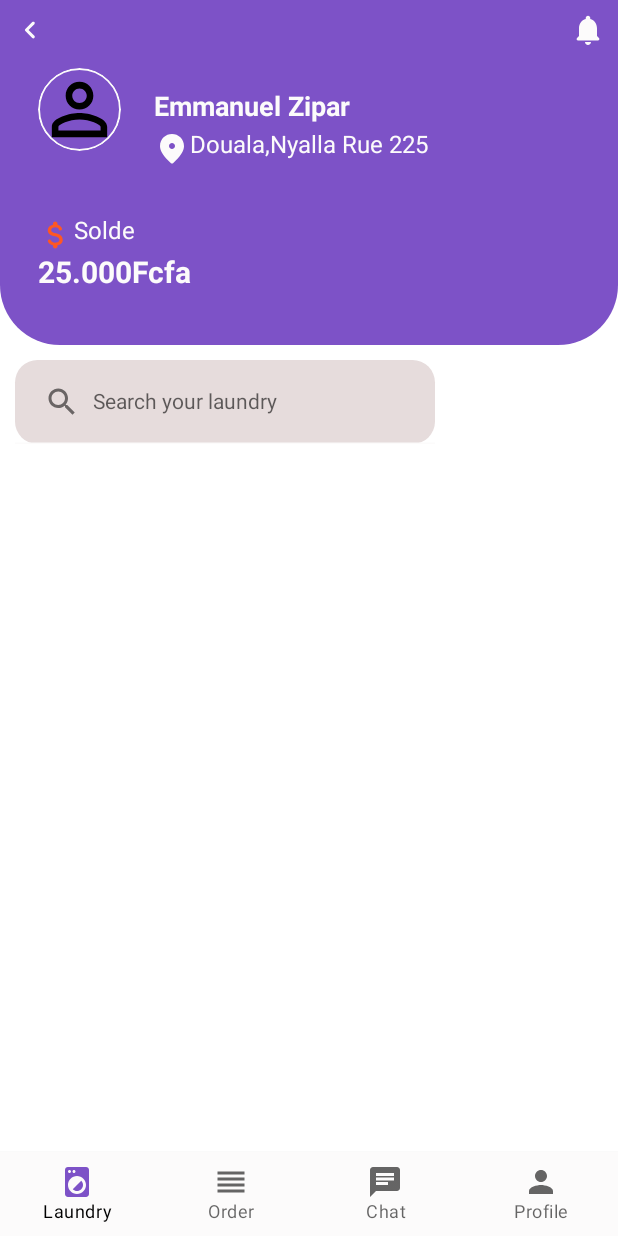
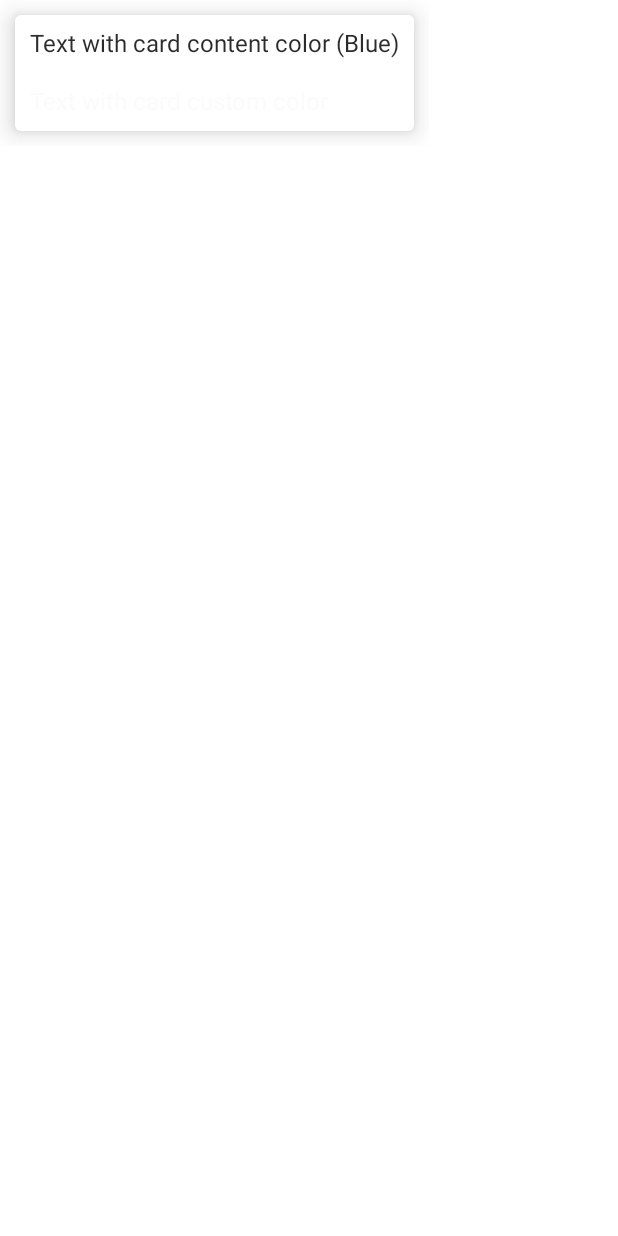
Before and after one commit to MouofoKayouDanela/OpenPressing, an Android app built with Jetpack Compose: the @Preview function Preview, on a phone screen of 412 x 824 dp. Run offline under Robolectric (Android 15) with nearby library versions, the phone set to English and light mode, and no system bars.

Commit message:
suite de creation de l'interface du home

```diff
--- a/android_part/app/src/main/java/com/android/openpressing/client_module/presentation/HomeClient.kt
+++ b/android_part/app/src/main/java/com/android/openpressing/client_module/presentation/HomeClient.kt
@@ -46,6 +46,25 @@ fun ScaffoldSample() {
         content = { SearchField() },
         bottomBar = { BottomBar()}
     )
+}
+
+@Composable
+fun CardWithContentColor() {
+    val paddingModifier = Modifier.padding(10.dp)
+    Card(
+        elevation = 10.dp,
+        contentColor = black,
+        modifier = paddingModifier
+    ) {
+        Column() {
+            Text(text = "Text with card content color (Blue)",
+                modifier = paddingModifier)
+            Text(text = "Text with card custom color",
+                color = blanc,
+                modifier = paddingModifier)
+
+        }
+    }
 }
 
 @Composable
@@ -276,6 +295,6 @@ fun SearchField() {
 @Composable
 fun Preview() {
     OpenPressingTheme {
-        ScaffoldSample()
+        CardWithContentColor()
     }
 }
```
